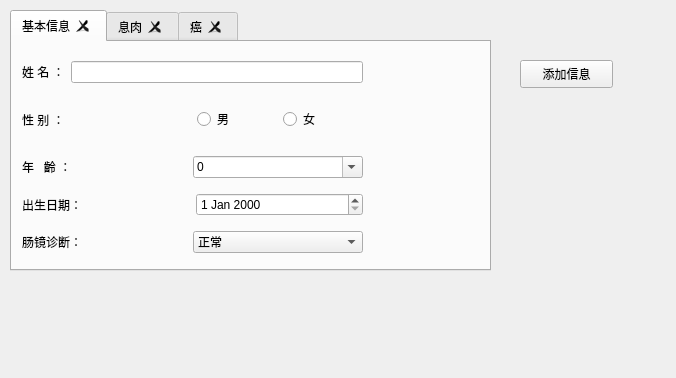
First picture: the form in MyWindows.ui, repository xiebingjun777/Pyqt5-in-exceltool, before the edit.
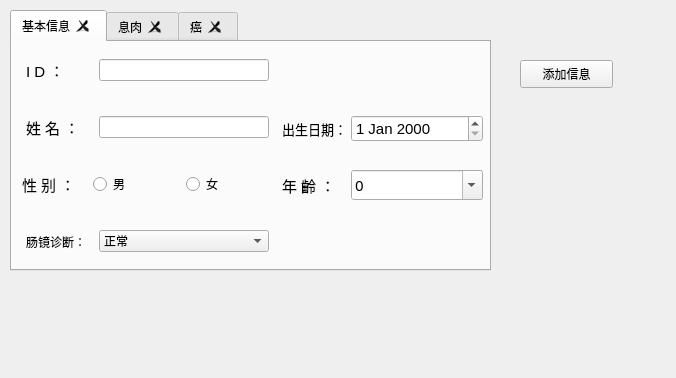
Second picture: the form after the edit. The open tabs and pages were chosen to show the change.

What changed in the file:
```diff
--- a/MyWindows.ui
+++ b/MyWindows.ui
@@ -15,14 +15,14 @@
   </property>
   <property name="minimumSize">
    <size>
-    <width>676</width>
+    <width>500</width>
     <height>378</height>
    </size>
   </property>
   <property name="maximumSize">
    <size>
     <width>676</width>
-    <height>378</height>
+    <height>1000</height>
    </size>
   </property>
   <property name="windowTitle">
@@ -52,22 +52,80 @@
       <property name="geometry">
        <rect>
         <x>10</x>
-        <y>10</y>
-        <width>341</width>
-        <height>211</height>
+        <y>0</y>
+        <width>251</width>
+        <height>231</height>
        </rect>
       </property>
       <layout class="QVBoxLayout" name="verticalLayout_2">
+       <item>
+        <layout class="QHBoxLayout" name="horizontalLayout_10">
+         <item>
+          <widget class="QLabel" name="label_21">
+           <property name="minimumSize">
+            <size>
+             <width>63</width>
+             <height>45</height>
+            </size>
+           </property>
+           <property name="maximumSize">
+            <size>
+             <width>63</width>
+             <height>45</height>
+            </size>
+           </property>
+           <property name="font">
+            <font>
+             <pointsize>11</pointsize>
+            </font>
+           </property>
+           <property name="text">
+            <string>I D ：</string>
+           </property>
+          </widget>
+         </item>
+         <item>
+          <widget class="QLineEdit" name="lineEdit_4">
+           <property name="minimumSize">
+            <size>
+             <width>170</width>
+             <height>0</height>
+            </size>
+           </property>
+           <property name="maximumSize">
+            <size>
+             <width>170</width>
+             <height>16777215</height>
+            </size>
+           </property>
+           <property name="text">
+            <string/>
+           </property>
+          </widget>
+         </item>
+        </layout>
+       </item>
        <item>
         <layout class="QHBoxLayout" name="horizontalLayout_9">
          <item>
           <widget class="QLabel" name="label_12">
+           <property name="minimumSize">
+            <size>
+             <width>63</width>
+             <height>45</height>
+            </size>
+           </property>
            <property name="maximumSize">
             <size>
-             <width>16777215</width>
-             <height>43</height>
+             <width>63</width>
+             <height>45</height>
             </size>
            </property>
+           <property name="font">
+            <font>
+             <pointsize>11</pointsize>
+            </font>
+           </property>
            <property name="text">
             <string>姓 名 ：</string>
            </property>
@@ -75,6 +133,18 @@
          </item>
          <item>
           <widget class="QLineEdit" name="lineEdit_3">
+           <property name="minimumSize">
+            <size>
+             <width>170</width>
+             <height>0</height>
+            </size>
+           </property>
+           <property name="maximumSize">
+            <size>
+             <width>170</width>
+             <height>16777215</height>
+            </size>
+           </property>
            <property name="text">
             <string/>
            </property>
@@ -86,6 +156,17 @@
         <layout class="QHBoxLayout" name="horizontalLayout_8" stretch="0,3">
          <item>
           <widget class="QLabel" name="label_13">
+           <property name="minimumSize">
+            <size>
+             <width>65</width>
+             <height>45</height>
+            </size>
+           </property>
+           <property name="font">
+            <font>
+             <pointsize>11</pointsize>
+            </font>
+           </property>
            <property name="text">
             <string>性 别 ：</string>
            </property>
@@ -93,31 +174,6 @@
          </item>
          <item>
           <layout class="QHBoxLayout" name="sexlayout">
-           <item>
-            <widget class="QLabel" name="label_6">
-             <property name="minimumSize">
-              <size>
-               <width>120</width>
-               <height>43</height>
-              </size>
-             </property>
-             <property name="maximumSize">
-              <size>
-               <width>100</width>
-               <height>43</height>
-              </size>
-             </property>
-             <property name="baseSize">
-              <size>
-               <width>100</width>
-               <height>30</height>
-              </size>
-             </property>
-             <property name="text">
-              <string/>
-             </property>
-            </widget>
-           </item>
            <item>
             <widget class="QRadioButton" name="maleButton">
              <property name="text">
@@ -143,11 +199,145 @@
         </layout>
        </item>
        <item>
+        <layout class="QHBoxLayout" name="horizontalLayout_5">
+         <item>
+          <widget class="QLabel" name="label_7">
+           <property name="minimumSize">
+            <size>
+             <width>63</width>
+             <height>45</height>
+            </size>
+           </property>
+           <property name="maximumSize">
+            <size>
+             <width>63</width>
+             <height>45</height>
+            </size>
+           </property>
+           <property name="text">
+            <string>肠镜诊断：</string>
+           </property>
+          </widget>
+         </item>
+         <item>
+          <widget class="QComboBox" name="comboBox_6">
+           <property name="minimumSize">
+            <size>
+             <width>170</width>
+             <height>0</height>
+            </size>
+           </property>
+           <property name="maximumSize">
+            <size>
+             <width>170</width>
+             <height>16777215</height>
+            </size>
+           </property>
+           <property name="currentText">
+            <string>正常</string>
+           </property>
+           <item>
+            <property name="text">
+             <string>正常</string>
+            </property>
+           </item>
+           <item>
+            <property name="text">
+             <string>息肉</string>
+            </property>
+           </item>
+           <item>
+            <property name="text">
+             <string>癌</string>
+            </property>
+           </item>
+           <item>
+            <property name="text">
+             <string>其他</string>
+            </property>
+           </item>
+          </widget>
+         </item>
+        </layout>
+       </item>
+      </layout>
+     </widget>
+     <widget class="QWidget" name="">
+      <property name="geometry">
+       <rect>
+        <x>270</x>
+        <y>60</y>
+        <width>201</width>
+        <height>53</height>
+       </rect>
+      </property>
+      <layout class="QHBoxLayout" name="horizontalLayout_6">
+       <item>
+        <widget class="QLabel" name="label_15">
+         <property name="minimumSize">
+          <size>
+           <width>63</width>
+           <height>45</height>
+          </size>
+         </property>
+         <property name="maximumSize">
+          <size>
+           <width>63</width>
+           <height>45</height>
+          </size>
+         </property>
+         <property name="font">
+          <font>
+           <pointsize>10</pointsize>
+          </font>
+         </property>
+         <property name="text">
+          <string>出生日期：</string>
+         </property>
+        </widget>
+       </item>
+       <item>
+        <widget class="QDateEdit" name="dateEdit">
+         <property name="font">
+          <font>
+           <pointsize>11</pointsize>
+          </font>
+         </property>
+        </widget>
+       </item>
+      </layout>
+     </widget>
+     <widget class="QWidget" name="">
+      <property name="geometry">
+       <rect>
+        <x>270</x>
+        <y>120</y>
+        <width>201</width>
+        <height>47</height>
+       </rect>
+      </property>
         <layout class="QHBoxLayout" name="horizontalLayout_7" stretch="0,1">
          <item>
           <widget class="QLabel" name="label_14">
+         <property name="minimumSize">
+          <size>
+           <width>63</width>
+           <height>45</height>
+          </size>
+         </property>
+         <property name="maximumSize">
+          <size>
+           <width>63</width>
+           <height>45</height>
+          </size>
+         </property>
+         <property name="font">
+          <font>
+           <pointsize>11</pointsize>
+          </font>
+         </property>
            <property name="text">
-            <string>年   齡 ：</string>
+          <string>年 齡 ：</string>
            </property>
           </widget>
          </item>
@@ -155,7 +345,7 @@
           <widget class="QComboBox" name="comboBox_9">
            <property name="minimumSize">
             <size>
-             <width>170</width>
+           <width>0</width>
              <height>0</height>
             </size>
            </property>
@@ -165,6 +355,12 @@
              <height>16777215</height>
             </size>
            </property>
+         <property name="font">
+          <font>
+           <family>Ebrima</family>
+           <pointsize>11</pointsize>
+          </font>
+         </property>
            <property name="editable">
             <bool>true</bool>
            </property>
@@ -279,72 +475,6 @@
           </widget>
          </item>
         </layout>
-       </item>
-       <item>
-        <layout class="QHBoxLayout" name="horizontalLayout_6">
-         <item>
-          <widget class="QLabel" name="label_15">
-           <property name="text">
-            <string>出生日期：</string>
-           </property>
-          </widget>
-         </item>
-         <item>
-          <widget class="QDateEdit" name="dateEdit"/>
-         </item>
-        </layout>
-       </item>
-       <item>
-        <layout class="QHBoxLayout" name="horizontalLayout_10">
-         <item>
-          <widget class="QLabel" name="label_7">
-           <property name="minimumSize">
-            <size>
-             <width>160</width>
-             <height>0</height>
-            </size>
-           </property>
-           <property name="text">
-            <string>肠镜诊断：</string>
-           </property>
-          </widget>
-         </item>
-         <item>
-          <widget class="QComboBox" name="comboBox_6">
-           <property name="minimumSize">
-            <size>
-             <width>170</width>
-             <height>0</height>
-            </size>
-           </property>
-           <property name="currentText">
-            <string>正常</string>
-           </property>
-           <item>
-            <property name="text">
-             <string>正常</string>
-            </property>
-           </item>
-           <item>
-            <property name="text">
-             <string>息肉</string>
-            </property>
-           </item>
-           <item>
-            <property name="text">
-             <string>癌</string>
-            </property>
-           </item>
-           <item>
-            <property name="text">
-             <string>其他</string>
-            </property>
-           </item>
-          </widget>
-         </item>
-        </layout>
-       </item>
-      </layout>
      </widget>
     </widget>
     <widget class="QWidget" name="Polyo">
```
Left out of the diff: 16 changed lines with no effect on the pictures. Lines whose indentation alone changed are shown as unchanged.
